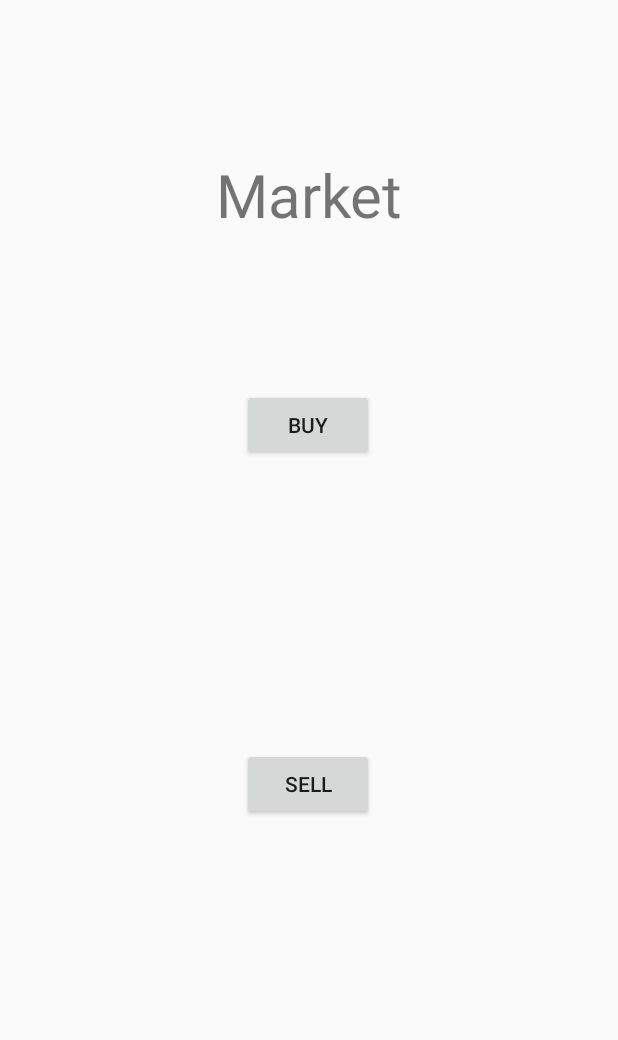
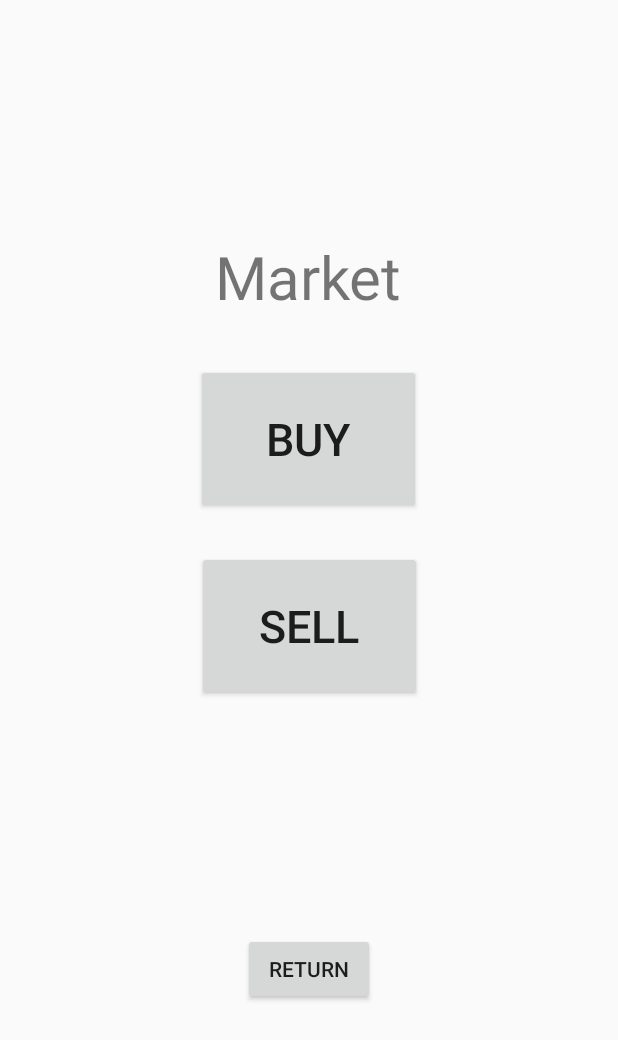
Before and after one commit to seungkwanbaek/SpaceTrader, an Android app: the layout market_main.xml on its own in the app's theme, with its tools: preview values and no code run, on a phone screen of 412 x 824 dp. Shown: the top 1040 px of the screen. Run offline under Robolectric (Android 15) with nearby library versions, the phone set to English and light mode, and no system bars.

Commit message:
layout changes

```diff
--- a/app/src/main/res/layout/market_main.xml
+++ b/app/src/main/res/layout/market_main.xml
@@ -5,37 +5,6 @@
     xmlns:tools="http://schemas.android.com/tools"
     android:layout_width="match_parent"
     android:layout_height="match_parent">
-
-
-    <Button
-        android:id="@+id/buyButton"
-        android:layout_width="wrap_content"
-        android:layout_height="wrap_content"
-        android:layout_marginTop="8dp"
-        android:layout_marginBottom="8dp"
-        android:text="BUY"
-        app:layout_constraintBottom_toBottomOf="parent"
-        app:layout_constraintEnd_toEndOf="parent"
-        app:layout_constraintHorizontal_bias="0.498"
-        app:layout_constraintStart_toStartOf="parent"
-        app:layout_constraintTop_toTopOf="parent"
-        app:layout_constraintVertical_bias="0.331" />
-
-    <Button
-        android:id="@+id/sellButton"
-        android:layout_width="wrap_content"
-        android:layout_height="wrap_content"
-        android:layout_marginStart="8dp"
-        android:layout_marginTop="8dp"
-        android:layout_marginEnd="8dp"
-        android:layout_marginBottom="8dp"
-        android:text="SELL"
-        app:layout_constraintBottom_toBottomOf="parent"
-        app:layout_constraintEnd_toEndOf="parent"
-        app:layout_constraintHorizontal_bias="0.498"
-        app:layout_constraintStart_toStartOf="parent"
-        app:layout_constraintTop_toBottomOf="@+id/buyButton"
-        app:layout_constraintVertical_bias="0.405" />
 
     <TextView
         android:id="@+id/marketTitle"
@@ -47,8 +16,54 @@
         android:textSize="40dp"
         app:layout_constraintBottom_toTopOf="@+id/buyButton"
         app:layout_constraintEnd_toEndOf="parent"
+        app:layout_constraintHorizontal_bias="0.498"
         app:layout_constraintStart_toStartOf="parent"
-        app:layout_constraintTop_toTopOf="parent" />
+        app:layout_constraintTop_toTopOf="parent"
+        app:layout_constraintVertical_bias="0.866" />
+
+    <Button
+        android:id="@+id/buyButton"
+        android:layout_width="150dp"
+        android:layout_height="100dp"
+        android:layout_marginTop="8dp"
+        android:layout_marginBottom="8dp"
+        android:text="BUY"
+        android:textSize="30dp"
+        app:layout_constraintBottom_toBottomOf="parent"
+        app:layout_constraintEnd_toEndOf="parent"
+        app:layout_constraintHorizontal_bias="0.498"
+        app:layout_constraintStart_toStartOf="parent"
+        app:layout_constraintTop_toTopOf="parent"
+        app:layout_constraintVertical_bias="0.331" />
+
+    <Button
+        android:id="@+id/sellButton"
+        android:layout_width="150dp"
+        android:layout_height="100dp"
+        android:layout_marginStart="8dp"
+        android:layout_marginTop="8dp"
+        android:layout_marginEnd="8dp"
+        android:layout_marginBottom="8dp"
+        android:text="SELL"
+        android:textSize="30dp"
+        app:layout_constraintBottom_toBottomOf="parent"
+        app:layout_constraintEnd_toEndOf="parent"
+        app:layout_constraintHorizontal_bias="0.502"
+        app:layout_constraintStart_toStartOf="parent"
+        app:layout_constraintTop_toBottomOf="@+id/buyButton"
+        app:layout_constraintVertical_bias="0.046" />
+
+    <Button
+        android:id="@+id/returnButton"
+        android:layout_width="wrap_content"
+        android:layout_height="wrap_content"
+        android:layout_marginTop="8dp"
+        android:layout_marginBottom="8dp"
+        android:text="Return"
+        app:layout_constraintBottom_toBottomOf="parent"
+        app:layout_constraintEnd_toEndOf="parent"
+        app:layout_constraintStart_toStartOf="parent"
+        app:layout_constraintTop_toBottomOf="@+id/sellButton" />
 
 
 </android.support.constraint.ConstraintLayout>
```
